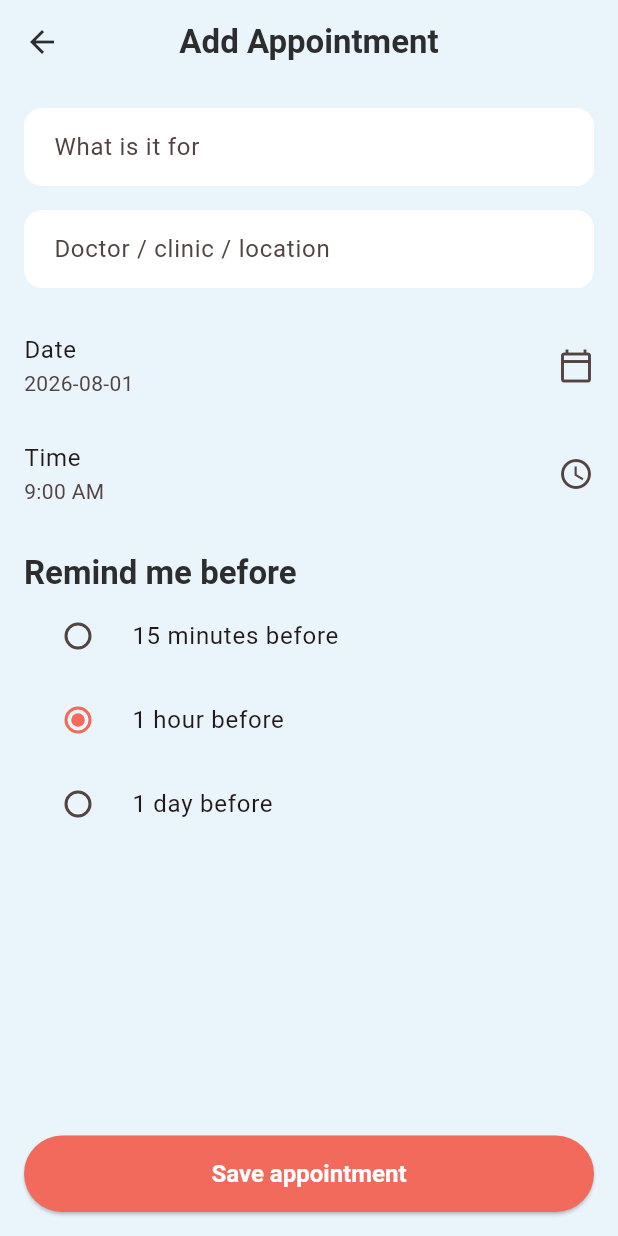
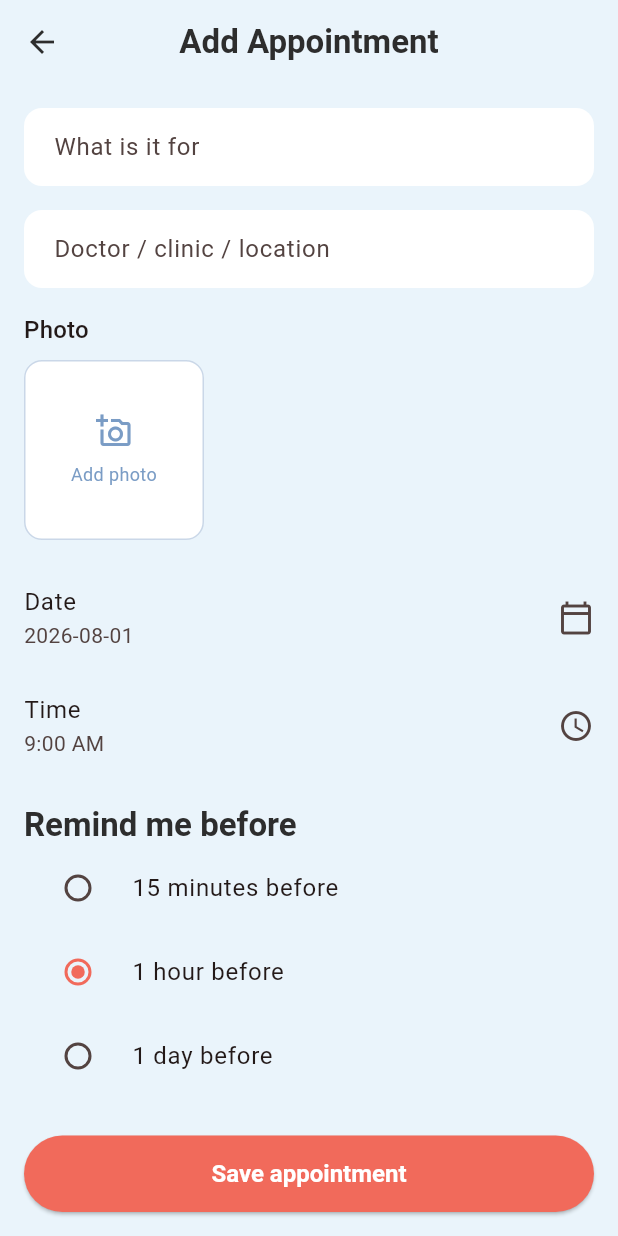
Before and after one commit to dsc26support-beep/Nima-am-Bwatin, a Flutter app: the AppointmentFormScreen screen opened directly, on a phone screen of 412 x 824 dp. Run offline on Flutter 3.47's test engine with Material 3 defaults, Android fonts, the phone set to English and light mode, and no system bars; our stand-ins replace file_picker, flutter_local_notifications, flutter_riverpod, flutter_timezone, image_picker, package_info_plus and 5 more; accounts and stored records are empty.

Commit message:
Add photo attachments for medications and appointments
Lets the user attach a photo (e.g. the medicine box/label, a prescription,
a referral letter, or an appointment card) when adding or editing a
medication or appointment:

- New PhotoPickerField widget: tap to choose camera or gallery, shows a
  thumbnail with a remove button once one's attached.
- Photos are copied into the app's own documents directory (not just the
  picker's temp file) so they persist across app restarts.
- Medication/Appointment models and DB schema gain a nullable photo_path
  column (v3 -> v4 migration, additive so existing data is preserved).
- List screens (Medications, Appointments, and their Settings "Manage"
  screens) show the photo as a thumbnail in place of the generic icon when
  one is attached, via a shared EntityThumbnail widget that falls back to
  the icon if the file's missing (e.g. after a cross-device restore, since
  the path is local to whichever phone took the photo).

Also adds a migration test (v3 -> v4 preserves existing rows) and extends
the model JSON roundtrip tests to cover photoPath.

Co-Authored-By: Claude Sonnet 5 <noreply@anthropic.com>
Claude-Session: https://claude.ai/code/session_01WntN4FWLRcYFJt2r9WFWUM

```diff
--- a/assets/lang/en.json
+++ b/assets/lang/en.json
@@ -45,6 +45,11 @@
   "medication_save": "Save medication",
   "medication_active": "Active",
   "medication_paused": "Paused",
+
+  "photo_label": "Photo",
+  "photo_add": "Add photo",
+  "photo_take": "Take a photo",
+  "photo_choose_gallery": "Choose from gallery",
 
   "weekday_monday": "Monday",
   "weekday_tuesday": "Tuesday",
--- a/assets/lang/gil.json
+++ b/assets/lang/gil.json
@@ -45,6 +45,11 @@
   "medication_save": "Save medication",
   "medication_active": "Active",
   "medication_paused": "Paused",
+
+  "photo_label": "Photo",
+  "photo_add": "Add photo",
+  "photo_take": "Take a photo",
+  "photo_choose_gallery": "Choose from gallery",
 
   "weekday_monday": "Monday",
   "weekday_tuesday": "Tuesday",
--- a/lib/models/appointment.dart
+++ b/lib/models/appointment.dart
@@ -6,6 +6,7 @@ class Appointment {
     required this.dateTime,
     required this.reminderLeadMinutes,
     this.notificationId,
+    this.photoPath,
   });
 
   final int? id;
@@ -18,6 +19,10 @@ class Appointment {
 
   final int? notificationId;
 
+  /// Path to a locally-saved photo (e.g. a referral letter or appointment
+  /// card), if the user attached one. Null if none was added.
+  final String? photoPath;
+
   Appointment copyWith({
     int? id,
     String? title,
@@ -25,6 +30,7 @@ class Appointment {
     DateTime? dateTime,
     int? reminderLeadMinutes,
     int? notificationId,
+    String? photoPath,
   }) {
     return Appointment(
       id: id ?? this.id,
@@ -33,6 +39,7 @@ class Appointment {
       dateTime: dateTime ?? this.dateTime,
       reminderLeadMinutes: reminderLeadMinutes ?? this.reminderLeadMinutes,
       notificationId: notificationId ?? this.notificationId,
+      photoPath: photoPath ?? this.photoPath,
     );
   }
 
@@ -46,6 +53,7 @@ class Appointment {
       'date_time': dateTime.toIso8601String(),
       'reminder_lead_minutes': reminderLeadMinutes,
       'notification_id': notificationId,
+      'photo_path': photoPath,
     };
   }
 
@@ -57,6 +65,7 @@ class Appointment {
       dateTime: DateTime.parse(map['date_time'] as String),
       reminderLeadMinutes: map['reminder_lead_minutes'] as int,
       notificationId: map['notification_id'] as int?,
+      photoPath: map['photo_path'] as String?,
     );
   }
 
--- a/lib/models/medication.dart
+++ b/lib/models/medication.dart
@@ -10,6 +10,7 @@ class Medication {
     required this.schedule,
     this.notificationIds = const [],
     this.isActive = true,
+    this.photoPath,
   });
 
   final int? id;
@@ -19,6 +20,10 @@ class Medication {
   final List<int> notificationIds;
   final bool isActive;
 
+  /// Path to a locally-saved photo of the medication (e.g. the box or
+  /// label), if the user attached one. Null if none was added.
+  final String? photoPath;
+
   Medication copyWith({
     int? id,
     String? name,
@@ -26,6 +31,7 @@ class Medication {
     MedicationSchedule? schedule,
     List<int>? notificationIds,
     bool? isActive,
+    String? photoPath,
   }) {
     return Medication(
       id: id ?? this.id,
@@ -34,6 +40,7 @@ class Medication {
       schedule: schedule ?? this.schedule,
       notificationIds: notificationIds ?? this.notificationIds,
       isActive: isActive ?? this.isActive,
+      photoPath: photoPath ?? this.photoPath,
     );
   }
 
@@ -45,6 +52,7 @@ class Medication {
       ...schedule.toMap(),
       'notification_ids': jsonEncode(notificationIds),
       'is_active': isActive ? 1 : 0,
+      'photo_path': photoPath,
     };
   }
 
@@ -58,6 +66,7 @@ class Medication {
           .map((e) => e as int)
           .toList(),
       isActive: (map['is_active'] as int) == 1,
+      photoPath: map['photo_path'] as String?,
     );
   }
 
--- a/lib/screens/appointments/appointment_form_screen.dart
+++ b/lib/screens/appointments/appointment_form_screen.dart
@@ -4,6 +4,7 @@ import 'package:flutter_riverpod/flutter_riverpod.dart';
 import '../../l10n/app_localizations.dart';
 import '../../models/appointment.dart';
 import '../../providers/appointment_provider.dart';
+import '../../widgets/photo_picker_field.dart';
 
 class AppointmentFormScreen extends ConsumerStatefulWidget {
   const AppointmentFormScreen({super.key, this.existing});
@@ -21,6 +22,7 @@ class _AppointmentFormScreenState extends ConsumerState<AppointmentFormScreen> {
   DateTime _date = DateTime.now().add(const Duration(days: 1));
   TimeOfDay _time = const TimeOfDay(hour: 9, minute: 0);
   int _leadMinutes = 60;
+  String? _photoPath;
 
   bool _saving = false;
 
@@ -34,6 +36,7 @@ class _AppointmentFormScreenState extends ConsumerState<AppointmentFormScreen> {
       _date = existing.dateTime;
       _time = TimeOfDay(hour: existing.dateTime.hour, minute: existing.dateTime.minute);
       _leadMinutes = existing.reminderLeadMinutes;
+      _photoPath = existing.photoPath;
     }
   }
 
@@ -67,9 +70,15 @@ class _AppointmentFormScreenState extends ConsumerState<AppointmentFormScreen> {
     setState(() => _saving = true);
 
     final dateTime = DateTime(_date.year, _date.month, _date.day, _time.hour, _time.minute);
-    final appointment = (widget.existing ??
-            Appointment(title: '', location: '', dateTime: dateTime, reminderLeadMinutes: _leadMinutes))
-        .copyWith(title: title, location: location, dateTime: dateTime, reminderLeadMinutes: _leadMinutes);
+    final appointment = Appointment(
+      id: widget.existing?.id,
+      title: title,
+      location: location,
+      dateTime: dateTime,
+      reminderLeadMinutes: _leadMinutes,
+      notificationId: widget.existing?.notificationId,
+      photoPath: _photoPath,
+    );
 
     if (widget.existing == null) {
       await ref.read(appointmentProvider.notifier).add(appointment);
@@ -104,6 +113,11 @@ class _AppointmentFormScreenState extends ConsumerState<AppointmentFormScreen> {
                 labelText: ref.t('appointment_location'),
                 hintText: ref.t('appointment_location_hint'),
               ),
+            ),
+            const SizedBox(height: 16),
+            PhotoPickerField(
+              photoPath: _photoPath,
+              onChanged: (path) => setState(() => _photoPath = path),
             ),
             const SizedBox(height: 16),
             ListTile(
--- a/lib/screens/appointments/appointment_list_screen.dart
+++ b/lib/screens/appointments/appointment_list_screen.dart
@@ -1,10 +1,10 @@
 import 'package:flutter/material.dart';
 import 'package:flutter_riverpod/flutter_riverpod.dart';
 
-import '../../core/theme.dart';
 import '../../l10n/app_localizations.dart';
 import '../../providers/appointment_provider.dart';
 import '../../widgets/empty_state.dart';
+import '../../widgets/entity_thumbnail.dart';
 import 'appointment_form_screen.dart';
 
 class AppointmentListScreen extends ConsumerWidget {
@@ -35,7 +35,7 @@ class AppointmentListScreen extends ConsumerWidget {
                   final appointment = appointments[index];
                   return Card(
                     child: ListTile(
-                      leading: const Icon(Icons.event, color: AppColors.coral),
+                      leading: EntityThumbnail(photoPath: appointment.photoPath, icon: Icons.event),
                       title: Text(appointment.title),
                       subtitle: Text('${appointment.location}\n${_formatDateTime(appointment.dateTime)}'),
                       isThreeLine: true,
--- a/lib/screens/medications/medication_list_screen.dart
+++ b/lib/screens/medications/medication_list_screen.dart
@@ -1,11 +1,11 @@
 import 'package:flutter/material.dart';
 import 'package:flutter_riverpod/flutter_riverpod.dart';
 
-import '../../core/theme.dart';
 import '../../l10n/app_localizations.dart';
 import '../../models/medication.dart';
 import '../../providers/medication_provider.dart';
 import '../../widgets/empty_state.dart';
+import '../../widgets/entity_thumbnail.dart';
 import 'medication_form_screen.dart';
 
 class MedicationListScreen extends ConsumerWidget {
@@ -37,7 +37,7 @@ class MedicationListScreen extends ConsumerWidget {
                   final medication = medications[index];
                   return Card(
                     child: ListTile(
-                      leading: const Icon(Icons.medication, color: AppColors.coral),
+                      leading: EntityThumbnail(photoPath: medication.photoPath, icon: Icons.medication),
                       title: Text(medication.name),
                       subtitle: Text('${medication.dosage} · ${_scheduleSummary(ref, medication)}'),
                       onTap: () => Navigator.of(context).push(
--- a/lib/screens/settings/manage_appointments_screen.dart
+++ b/lib/screens/settings/manage_appointments_screen.dart
@@ -1,12 +1,12 @@
 import 'package:flutter/material.dart';
 import 'package:flutter_riverpod/flutter_riverpod.dart';
 
-import '../../core/theme.dart';
 import '../../l10n/app_localizations.dart';
 import '../../models/appointment.dart';
 import '../../providers/appointment_provider.dart';
 import '../../widgets/confirm_dialog.dart';
 import '../../widgets/empty_state.dart';
+import '../../widgets/entity_thumbnail.dart';
 
 /// Where appointments get deleted from -- kept out of the main Appointments
 /// tab so a stray tap there can't accidentally remove a reminder.
@@ -50,7 +50,7 @@ class ManageAppointmentsScreen extends ConsumerWidget {
                   final appointment = appointments[index];
                   return Card(
                     child: ListTile(
-                      leading: const Icon(Icons.event, color: AppColors.coral),
+                      leading: EntityThumbnail(photoPath: appointment.photoPath, icon: Icons.event),
                       title: Text(appointment.title),
                       subtitle: Text('${appointment.location}\n${_formatDateTime(appointment.dateTime)}'),
                       isThreeLine: true,
--- a/lib/screens/settings/manage_medications_screen.dart
+++ b/lib/screens/settings/manage_medications_screen.dart
@@ -1,12 +1,12 @@
 import 'package:flutter/material.dart';
 import 'package:flutter_riverpod/flutter_riverpod.dart';
 
-import '../../core/theme.dart';
 import '../../l10n/app_localizations.dart';
 import '../../models/medication.dart';
 import '../../providers/medication_provider.dart';
 import '../../widgets/confirm_dialog.dart';
 import '../../widgets/empty_state.dart';
+import '../../widgets/entity_thumbnail.dart';
 
 /// Where medications get deleted from -- kept out of the main Medications
 /// tab so a stray tap there can't accidentally remove a reminder.
@@ -41,7 +41,7 @@ class ManageMedicationsScreen extends ConsumerWidget {
                   final medication = medications[index];
                   return Card(
                     child: ListTile(
-                      leading: const Icon(Icons.medication, color: AppColors.coral),
+                      leading: EntityThumbnail(photoPath: medication.photoPath, icon: Icons.medication),
                       title: Text(medication.name),
                       subtitle: Text(medication.dosage),
                       trailing: IconButton(
--- a/lib/services/database_service.dart
+++ b/lib/services/database_service.dart
@@ -16,7 +16,7 @@ class DatabaseService {
   final String dbName;
   Database? _db;
 
-  static const int _dbVersion = 3;
+  static const int _dbVersion = 4;
 
   Future<Database> get database async {
     _db ??= await _initDb();
@@ -41,7 +41,8 @@ class DatabaseService {
             weekdays TEXT NOT NULL,
             times TEXT NOT NULL,
             notification_ids TEXT NOT NULL,
-            is_active INTEGER NOT NULL DEFAULT 1
+            is_active INTEGER NOT NULL DEFAULT 1,
+            photo_path TEXT
           )
         ''');
         await db.execute('''
@@ -51,7 +52,8 @@ class DatabaseService {
             location TEXT NOT NULL,
             date_time TEXT NOT NULL,
             reminder_lead_minutes INTEGER NOT NULL,
-            notification_id INTEGER
+            notification_id INTEGER,
+            photo_path TEXT
           )
         ''');
         await db.execute('''
@@ -72,6 +74,10 @@ class DatabaseService {
         }
         if (oldVersion < 3) {
           await _createCaregiversTable(db);
+        }
+        if (oldVersion < 4) {
+          await db.execute('ALTER TABLE medications ADD COLUMN photo_path TEXT');
+          await db.execute('ALTER TABLE appointments ADD COLUMN photo_path TEXT');
         }
       },
     );
--- /dev/null
+++ b/lib/widgets/photo_picker_field.dart
@@ -0,0 +1,124 @@
+import 'dart:io';
+
+import 'package:flutter/material.dart';
+import 'package:flutter_riverpod/flutter_riverpod.dart';
+import 'package:image_picker/image_picker.dart';
+
+import '../core/theme.dart';
+import '../l10n/app_localizations.dart';
+import '../services/photo_service.dart';
+
+/// A tappable box showing either a saved photo (with a remove button) or a
+/// placeholder that opens a camera/gallery choice. Used on the medication
+/// and appointment forms so a photo of the medicine box, prescription, or
+/// referral letter can be attached.
+class PhotoPickerField extends ConsumerWidget {
+  const PhotoPickerField({
+    super.key,
+    required this.photoPath,
+    required this.onChanged,
+  });
+
+  final String? photoPath;
+  final ValueChanged<String?> onChanged;
+
+  Future<void> _pick(BuildContext context, WidgetRef ref, ImageSource source) async {
+    final saved = await PhotoService.pickAndSave(source);
+    if (saved != null) {
+      onChanged(saved);
+    }
+  }
+
+  Future<void> _remove() async {
+    await PhotoService.delete(photoPath);
+    onChanged(null);
+  }
+
+  Future<void> _showSourcePicker(BuildContext context, WidgetRef ref) async {
+    await showModalBottomSheet<void>(
+      context: context,
+      builder: (sheetContext) => SafeArea(
+        child: Column(
+          mainAxisSize: MainAxisSize.min,
+          children: [
+            ListTile(
+              leading: const Icon(Icons.photo_camera_outlined),
+              title: Text(ref.t('photo_take')),
+              onTap: () {
+                Navigator.of(sheetContext).pop();
+                _pick(context, ref, ImageSource.camera);
+              },
+            ),
+            ListTile(
+              leading: const Icon(Icons.photo_library_outlined),
+              title: Text(ref.t('photo_choose_gallery')),
+              onTap: () {
+                Navigator.of(sheetContext).pop();
+                _pick(context, ref, ImageSource.gallery);
+              },
+            ),
+          ],
+        ),
+      ),
+    );
+  }
+
+  @override
+  Widget build(BuildContext context, WidgetRef ref) {
+    final file = photoPath != null ? File(photoPath!) : null;
+    final hasPhoto = file != null && file.existsSync();
+
+    return Column(
+      crossAxisAlignment: CrossAxisAlignment.start,
+      children: [
+        Text(ref.t('photo_label'), style: Theme.of(context).textTheme.titleMedium),
+        const SizedBox(height: 8),
+        Stack(
+          children: [
+            InkWell(
+              onTap: () => _showSourcePicker(context, ref),
+              borderRadius: BorderRadius.circular(12),
+              child: Container(
+                width: 120,
+                height: 120,
+                decoration: BoxDecoration(
+                  color: AppColors.cardWhite,
+                  borderRadius: BorderRadius.circular(12),
+                  border: Border.all(color: AppColors.deepBlue.withValues(alpha: 0.4)),
+                ),
+                clipBehavior: Clip.antiAlias,
+                child: hasPhoto
+                    ? Image.file(file, fit: BoxFit.cover, width: 120, height: 120)
+                    : Column(
+                        mainAxisAlignment: MainAxisAlignment.center,
+                        children: [
+                          const Icon(Icons.add_a_photo_outlined, color: AppColors.deepBlue),
+                          const SizedBox(height: 8),
+                          Text(
+                            ref.t('photo_add'),
+                            textAlign: TextAlign.center,
+                            style: const TextStyle(fontSize: 12, color: AppColors.deepBlue),
+                          ),
+                        ],
+                      ),
+              ),
+            ),
+            if (hasPhoto)
+              Positioned(
+                top: 4,
+                right: 4,
+                child: GestureDetector(
+                  onTap: _remove,
+                  child: const CircleAvatar(
+                    radius: 12,
+                    backgroundColor: Colors.black54,
+                    child: Icon(Icons.close, size: 16, color: Colors.white),
+                  ),
+                ),
+              ),
+          ],
+        ),
+      ],
+    );
+  }
+}
--- a/pubspec.yaml
+++ b/pubspec.yaml
@@ -44,6 +44,7 @@ dependencies:
   http: ^1.6.0
   url_launcher: ^6.3.2
   meta: ^1.18.0
+  image_picker: ^1.2.3
 
 dev_dependencies:
   flutter_test:
```
Also changed, not shown: lib/screens/medications/medication_form_screen.dart (+17 -2 lines), lib/services/photo_service.dart (added, +37 -0 lines), lib/widgets/entity_thumbnail.dart (added, +26 -0 lines), pubspec.lock, 4 other files.
